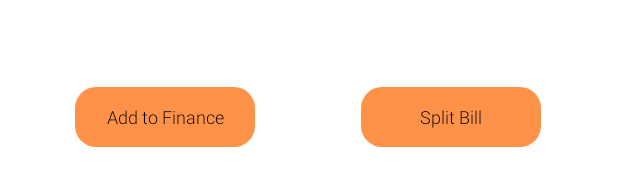
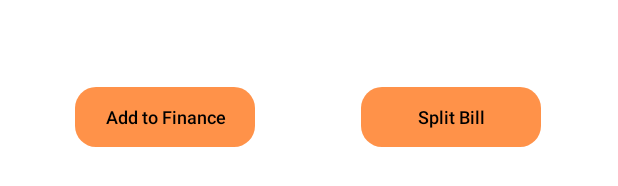
Before and after one commit to omnifarter/DigitalReceipts, an Android app: the layout activity_receipt_details.xml on its own in the app's theme, with its tools: preview values and no code run, on a phone screen of 412 x 824 dp. Shown: the part 1017-1203 px from the top of the screen. Run offline under Robolectric (Android 15) with nearby library versions, the phone set to English and light mode, and no system bars.

```diff
--- a/app/src/main/res/layout/activity_receipt_details.xml
+++ b/app/src/main/res/layout/activity_receipt_details.xml
@@ -126,6 +126,7 @@
         android:layout_marginBottom="48dp"
         android:background="@drawable/button_background"
         android:text="Add to Finance"
+        android:textStyle="bold"
         android:textAllCaps="false"
         android:textSize="12sp"
         app:layout_constraintBottom_toBottomOf="parent"
@@ -141,6 +142,7 @@
         android:layout_marginBottom="48dp"
         android:background="@drawable/button_background"
         android:text="Split Bill"
+        android:textStyle="bold"
         android:textAllCaps="false"
         android:textColor="@android:color/black"
         android:textSize="12sp"
--- a/app/src/main/res/layout/final_bill_split_item.xml
+++ b/app/src/main/res/layout/final_bill_split_item.xml
@@ -13,10 +13,9 @@
         <androidx.recyclerview.widget.RecyclerView
             android:id="@+id/final_bill_split_person_recycle"
             android:layout_width="match_parent"
-            android:layout_height="200dp"
+            android:layout_height="wrap_content"
             android:layout_gravity="center"
             android:layout_marginTop="16dp"
-            app:layout_constraintBottom_toBottomOf="parent"
             app:layout_constraintStart_toStartOf="parent"
             app:layout_constraintTop_toBottomOf="@+id/person_name"
             tools:listitem="@layout/activity_final_bill_split_person_item" />
```
Also changed, not shown: app/src/main/res/layout/activity_finalised_bill_split.xml (+7 -4 lines).
